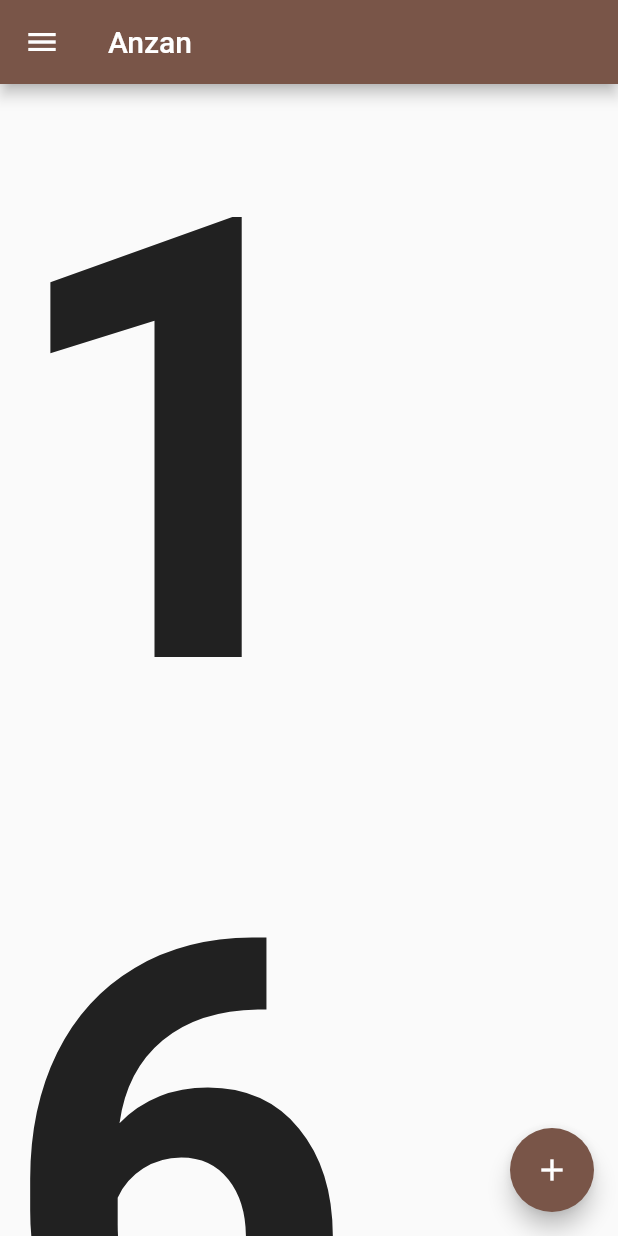
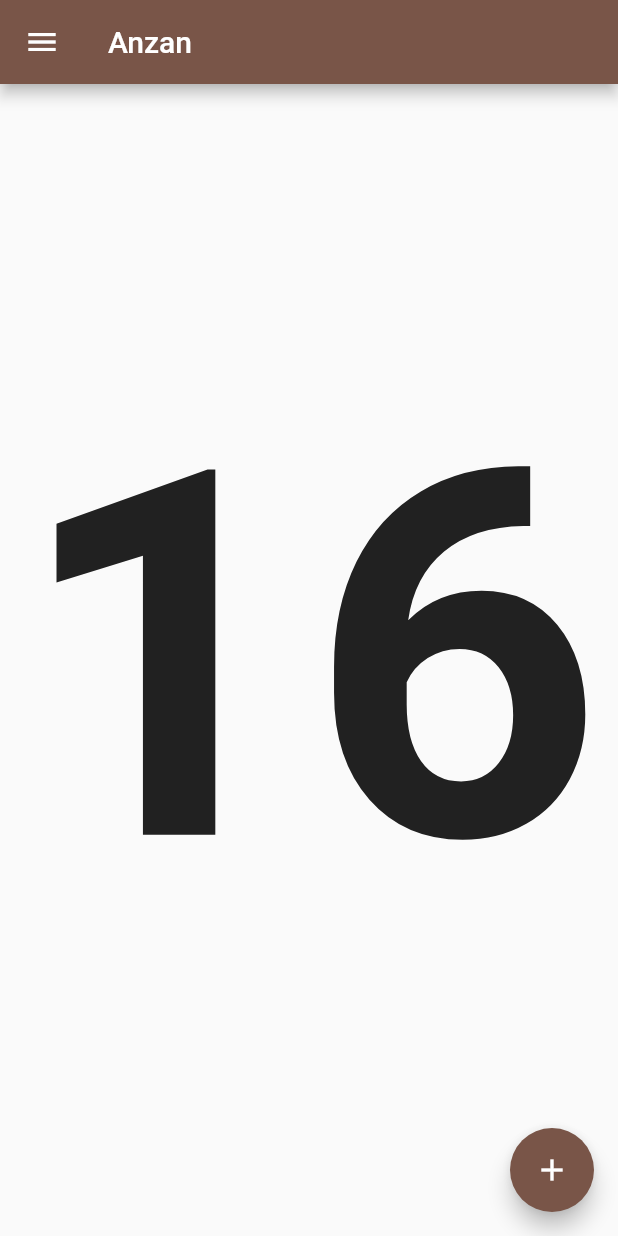
Before and after one commit to solsticedhiver/anzan, a Flutter app: the screen it shows after launch, on a phone screen of 412 x 824 dp. Run offline on Flutter 3.47's test engine with Material 2 defaults, Android fonts, the phone set to English and light mode, and no system bars.

Commit message:
Adapt font size to screen width

```diff
--- a/lib/main.dart
+++ b/lib/main.dart
@@ -46,9 +46,18 @@ class _MyHomePageState extends State<MyHomePage> {
 
   @override
   Widget build(BuildContext context) {
-    TextStyle style = TextStyle(
-        fontSize: MediaQuery.of(context).size.height / 2,
-        fontWeight: FontWeight.bold);
+    double fontSize = MediaQuery.of(context).size.height / 2;
+    TextSpan text = TextSpan(text: '99', style: TextStyle(fontSize: fontSize));
+    TextPainter tp = TextPainter(text: text, textDirection: TextDirection.ltr);
+    tp.layout();
+    while (tp.width + 20 > MediaQuery.of(context).size.width) {
+      fontSize -= 10;
+      text = TextSpan(text: '99', style: TextStyle(fontSize: fontSize));
+      tp = TextPainter(text: text, textDirection: TextDirection.ltr);
+      tp.layout();
+    }
+    TextStyle style =
+        TextStyle(fontSize: fontSize, fontWeight: FontWeight.bold);
     return Scaffold(
       appBar: AppBar(
         title: Text(widget.title),
```
